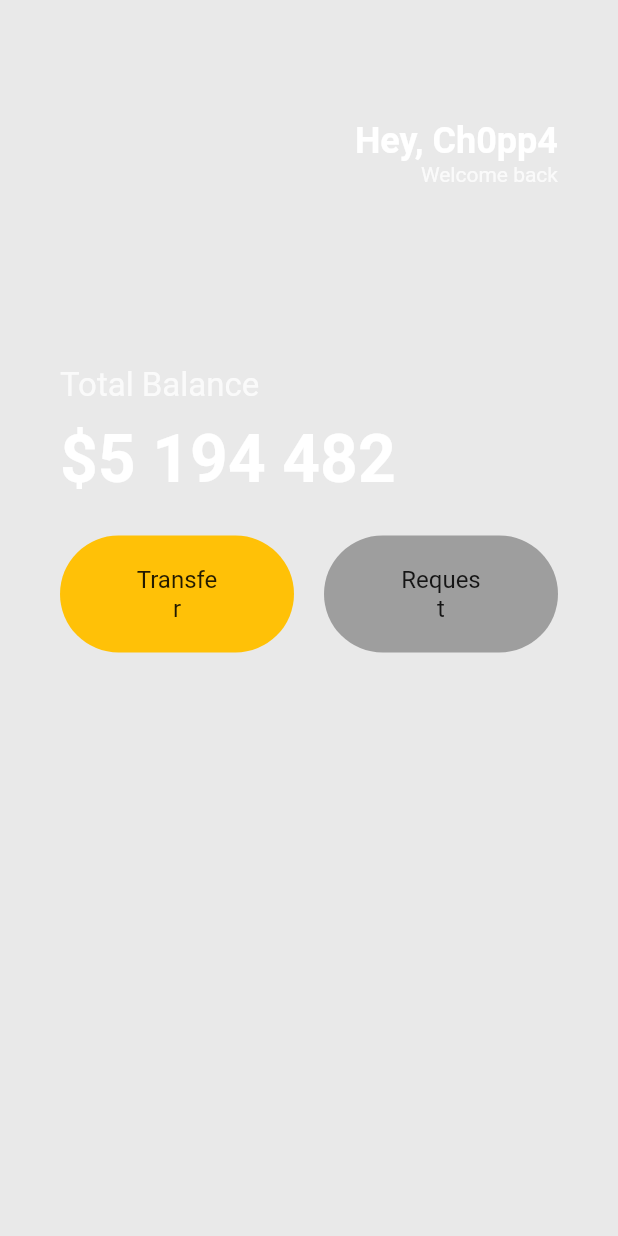
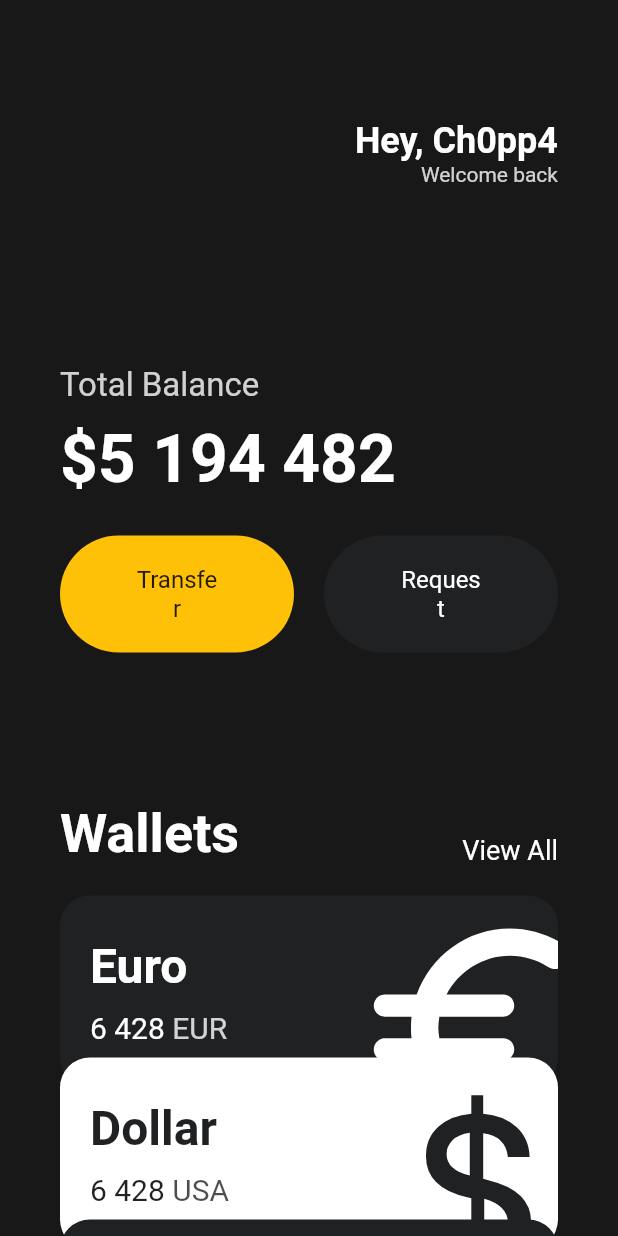
Before and after one commit to imsong97/FlutterStart, a Flutter app: the screen it shows after launch, on a phone screen of 412 x 824 dp. Run offline on Flutter 3.47's test engine with Material 2 defaults, Android fonts, the phone set to English and light mode, and no system bars.

Commit message:
UI Tutorial complete

```diff
--- /dev/null
+++ b/Wallet/lib/CardView.dart
@@ -0,0 +1,75 @@
+import 'package:flutter/cupertino.dart';
+import 'package:flutter/material.dart';
+
+class CardView extends StatelessWidget {
+  final String money, property, unit;
+  final Color backgroundColor, contentColor;
+
+  const CardView({
+    required this.money,
+    required this.property,
+    required this.unit,
+    required this.backgroundColor,
+    required this.contentColor
+  });
+
+  @override
+  Widget build(BuildContext context) {
+    return Container(
+      clipBehavior: Clip.hardEdge,
+      decoration: BoxDecoration(
+          color: backgroundColor,
+          borderRadius: BorderRadius.circular(20)
+      ),
+      child: Padding(
+        padding: const EdgeInsets.all(20),
+        child: Row(
+          mainAxisAlignment: MainAxisAlignment.spaceBetween,
+          children: [
+            Column(
+              crossAxisAlignment: CrossAxisAlignment.start,
+              children: [
+                Text(money, style: TextStyle(color: contentColor, fontSize: 32, fontWeight: FontWeight.w600),),
+                SizedBox(height: 10,),
+                Row(
+                  children: [
+                    Text(
+                      property,
+                      style: TextStyle(color: contentColor, fontSize: 20, ),
+                    ),
+                    SizedBox(width: 5,),
+                    Text(
+                      unit,
+                      style: TextStyle(color: contentColor.withOpacity(0.8), fontSize: 20, ),
+                    )
+                  ],
+                )
+              ],
+            ),
+            Transform.scale(
+                scale: 2,
+                child: Transform.translate(
+                    offset: Offset(5, 12),
+                    child: Icon(getIcon(money), color: contentColor, size: 88,)
+                )
+            )
+          ],
+        ),
+      ),
+    );
+  }
+
+  IconData? getIcon(String money) {
+    IconData? iconData;
+    if (money == "Euro") {
+      iconData = Icons.euro_rounded;
+    } else if (money == "Dollar") {
+      iconData = CupertinoIcons.money_dollar;
+    } else if (money == "Bitcoin") {
+      iconData = CupertinoIcons.bitcoin;
+    } else {
+
+    }
+    return iconData;
+  }
+}
--- a/Wallet/lib/main.dart
+++ b/Wallet/lib/main.dart
@@ -1,6 +1,8 @@
 import 'dart:ui';
 
+import 'package:flutter/cupertino.dart';
 import 'package:flutter/material.dart';
+import 'package:wallet/CardView.dart';
 
 void main() {
   runApp(const MyApp());
@@ -66,8 +68,9 @@ class _MyHomePageState extends State<MyHomePage> {
   @override
   Widget build(BuildContext context) {
     return Scaffold(
-      backgroundColor: const Color(0xFF18181818),
-      body: Padding(
+      backgroundColor: const Color(0xFF181818),
+      body: SingleChildScrollView(
+        child: Padding(
           padding: const EdgeInsets.symmetric(horizontal: 40),
           child: Column(
             crossAxisAlignment: CrossAxisAlignment.start,
@@ -90,7 +93,7 @@ class _MyHomePageState extends State<MyHomePage> {
                 style: TextStyle(color: Colors.white.withOpacity(0.8), fontSize: 22),
               ),
               SizedBox(height: 10,),
-            Text(
+              const Text(
                 "\$5 194 482",
                 style: TextStyle(
                   fontSize: 44,
@@ -105,10 +108,24 @@ class _MyHomePageState extends State<MyHomePage> {
                 children: [
                   expandedButton(radiusButton("Transfer", Colors.amber)),
                   SizedBox(width: 20,),
-                expandedButton(radiusButton("Request", Colors.grey))
+                  expandedButton(radiusButton("Request", const Color(0xFF1F2123), textColor: Colors.white))
                 ],
               ),
+              SizedBox(height: 100,),
+              Row(
+                mainAxisAlignment: MainAxisAlignment.spaceBetween,
+                crossAxisAlignment: CrossAxisAlignment.end,
+                children: const [
+                  Text("Wallets", style: TextStyle(color: Colors.white, fontSize: 36, fontWeight: FontWeight.w600),),
+                  Text("View All", style: TextStyle(color: Colors.white, fontSize: 18),)
                 ],
+              ),
+              SizedBox(height: 20,),
+              CardView(money: "Euro", property: "6 428", unit: "EUR", backgroundColor: Color(0xFF1F2123),contentColor: Colors.white),
+              Transform.translate(offset: Offset(0, -20), child: CardView(money: "Dollar", property: "6 428", unit: "USA", backgroundColor: Colors.white, contentColor: Color(0xFF1F2123))),
+              Transform.translate(offset: Offset(0, -40), child: CardView(money: "Bitcoin", property: "6 428", unit: "BTC", backgroundColor: Color(0xFF1F2123), contentColor: Colors.white))
+            ],
+          ),
         ),
       )
     );
@@ -119,15 +136,15 @@ Expanded expandedButton(Container containerChild) {
   return Expanded(child: containerChild, flex: 1,);
 }
 
-Container radiusButton(String text, MaterialColor color) {
+Container radiusButton(String text, Color backgroundColor, {Color? textColor}) {
   return Container(
       decoration: BoxDecoration(
-          color: color,
+          color: backgroundColor,
           borderRadius: BorderRadius.circular(45)
       ),
       child: Padding(
         padding: EdgeInsets.symmetric(vertical: 20, horizontal: 50),
-        child: Text(text, style: TextStyle(fontSize: 16), textAlign: TextAlign.center,),
+        child: Text(text, style: TextStyle(color: textColor, fontSize: 16,), textAlign: TextAlign.center,),
       )
   );
 }
```
Lines whose indentation alone changed are shown as unchanged.
